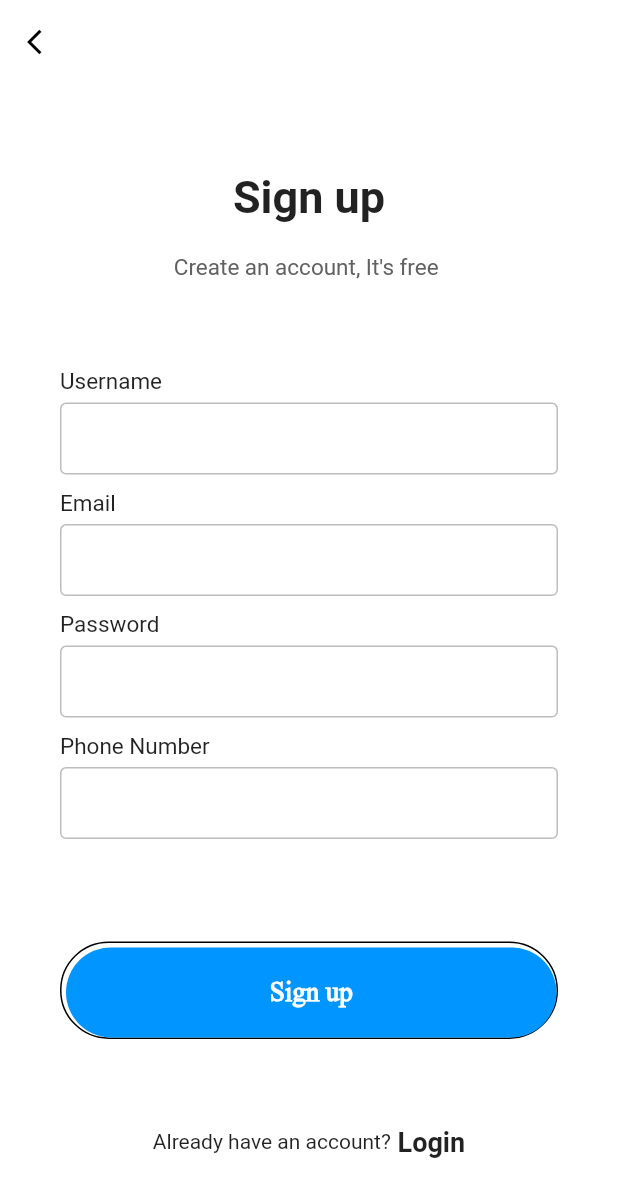
After one commit to zmongol/zmongolbook, a Flutter app: the SignupPage screen opened directly, on a phone screen of 412 x 824 dp. The commit adds this screen. Shown: the top 1197 px of the screen. Run offline on Flutter 3.47's test engine with Material 2 defaults, Android fonts, the phone set to English and light mode, and no system bars; our stand-ins replace flutter_screenutil, flutter_signin_button, get, shared_preferences, sqflite; missing offline and left inert: excel, mongol; accounts and stored records are empty; network calls fail.

Commit message:
Fixed search and added login + signup screens

```diff
--- a/lib/Api Manager/api_manager.dart
+++ b/lib/Api Manager/api_manager.dart
@@ -30,6 +30,7 @@ class ApiManager
      Uri uri = Uri.parse("http://18.141.10.41/get_data.php");
     var map = new Map<String, dynamic>();
     map['id'] = id;
+    print("Content id: "+id);
     http.Response response = await http.post(
       uri,
       body: map,
--- a/lib/widgets/screens/detail_screen/detail_screen.dart
+++ b/lib/widgets/screens/detail_screen/detail_screen.dart
@@ -2,10 +2,10 @@ import 'package:flutter/material.dart';
 import './page_content.dart';
 
 class DetailScreen extends StatefulWidget {
-  final int index;
+  final String title;
 
 
-  DetailScreen(this.index);
+  DetailScreen(this.title);
 
   @override
   _DetailScreenState createState() => _DetailScreenState();
@@ -31,7 +31,7 @@ class _DetailScreenState extends State<DetailScreen> {
                 child: Icon(Icons.arrow_back,color: Colors.black,),
               ),
             ),
-            body: PageContent(widget.index)
+            body: PageContent(widget.title)
         ),
       ),
     );
--- a/lib/widgets/screens/home_screen/single_item.dart
+++ b/lib/widgets/screens/home_screen/single_item.dart
@@ -10,7 +10,7 @@ class SingleItem extends StatelessWidget {
   Widget build(BuildContext context) {
     return GestureDetector(
       onTap: () {
-        Navigator.of(context).pushNamed('/detail', arguments: {'index': index});
+        Navigator.of(context).pushNamed('/detail', arguments: {'title': title});
       },
       child: Container(
         margin: EdgeInsets.all(4),
--- /dev/null
+++ b/lib/widgets/screens/login_screen/signup_screen.dart
@@ -0,0 +1,165 @@
+import 'dart:io';
+
+import 'package:flutter/material.dart';
+
+class SignupPage extends StatelessWidget {
+  @override
+  Widget build(BuildContext context) {
+    return Scaffold(
+      resizeToAvoidBottomInset: true,
+      backgroundColor: Colors.white,
+      appBar: AppBar(
+        elevation: 0,
+        brightness: Brightness.light,
+        backgroundColor: Colors.white,
+        leading: IconButton(
+          onPressed: () {
+            Navigator.pop(context);
+          },
+          icon: Icon(Icons.arrow_back_ios,
+            size: 20,
+            color: Colors.black,),
+
+
+        ),
+      ),
+      body: SingleChildScrollView(
+        child: Container(
+          padding: EdgeInsets.symmetric(horizontal: 40),
+          height: MediaQuery.of(context).size.height - 50,
+          width: double.infinity,
+          child: Column(
+            mainAxisAlignment: MainAxisAlignment.spaceEvenly,
+            children: <Widget>[
+              Column(
+                children: <Widget>[
+                  Text("Sign up",
+                    style: TextStyle(
+                      fontSize: 30,
+                      fontWeight: FontWeight.bold,
+
+                    ),),
+                  SizedBox(height: 20,),
+                  Text("Create an account, It's free ",
+                    style: TextStyle(
+                        fontSize: 15,
+                        color:Colors.grey[700]),)
+
+
+                ],
+              ),
+              Column(
+                children: <Widget>[
+                  inputFile(label: "Username"),
+                  inputFile(label: "Email"),
+                  inputFile(label: "Password", obscureText: true),
+                  inputFile(label: "Phone Number ", obscureText: true),
+                ],
+              ),
+              Container(
+                padding: EdgeInsets.only(top: 3, left: 3),
+                decoration:
+                BoxDecoration(
+                    borderRadius: BorderRadius.circular(50),
+                    border: Border(
+                      bottom: BorderSide(color: Colors.black),
+                      top: BorderSide(color: Colors.black),
+                      left: BorderSide(color: Colors.black),
+                      right: BorderSide(color: Colors.black),
+
+
+
+                    )
+
+                ),
+                child: MaterialButton(
+                  minWidth: double.infinity,
+                  height: 60,
+                  onPressed: () {},
+                  color: Color(0xff0095FF),
+                  elevation: 0,
+                  shape: RoundedRectangleBorder(
+                    borderRadius: BorderRadius.circular(50),
+
+                  ),
+                  child: Text(
+                    "Sign up", style: TextStyle(
+                    fontWeight: FontWeight.w600,
+                    fontSize: 18,
+                    color: Colors.white,
+
+                  ),
+                  ),
+
+                ),
+
+
+
+              ),
+              Row(
+                mainAxisAlignment: MainAxisAlignment.center,
+                children: <Widget>[
+                  Text("Already have an account?"),
+                  Text(" Login", style:TextStyle(
+                      fontWeight: FontWeight.w600,
+                      fontSize: 18
+                  ),
+                  )
+                ],
+              )
+
+
+
+            ],
+
+          ),
+
+
+        ),
+
+      ),
+
+    );
+  }
+}
+
+
+
+// we will be creating a widget for text field
+Widget inputFile({label, obscureText = false})
+{
+  return Column(
+    crossAxisAlignment: CrossAxisAlignment.start,
+    children: <Widget>[
+      Text(
+        label,
+        style: TextStyle(
+            fontSize: 15,
+            fontWeight: FontWeight.w400,
+            color:Colors.black87
+        ),
+
+      ),
+      SizedBox(
+        height: 5,
+      ),
+      TextField(
+        obscureText: obscureText,
+        decoration: InputDecoration(
+            contentPadding: EdgeInsets.symmetric(vertical: 0,
+                horizontal: 10),
+            enabledBorder: OutlineInputBorder(
+              borderSide: BorderSide(
+                color: Color(0xFFBDBDBD),
+              ),
+
+            ),
+            border: OutlineInputBorder(
+                borderSide: BorderSide(color: Color(0xFFBDBDBD))
+            )
+        ),
+      ),
+      SizedBox(height: 10,)
+    ],
+  );
+}
--- a/pubspec.yaml
+++ b/pubspec.yaml
@@ -37,6 +37,7 @@ dependencies:
   flutter_launcher_icons: ^0.9.0
   flutter_screenutil: 5.0.0-nullsafety.11
   http: ^0.13.1
+  flutter_signin_button: ^2.0.0
   provider: ^5.0.0
 
 
```
Also changed, not shown: lib/widgets/app.dart (+6 -2 lines), lib/widgets/screens/detail_screen/page_content.dart (+12 -3 lines), lib/widgets/screens/login_screen/login_screen.dart (added, +145 -0 lines), pubspec.lock.
